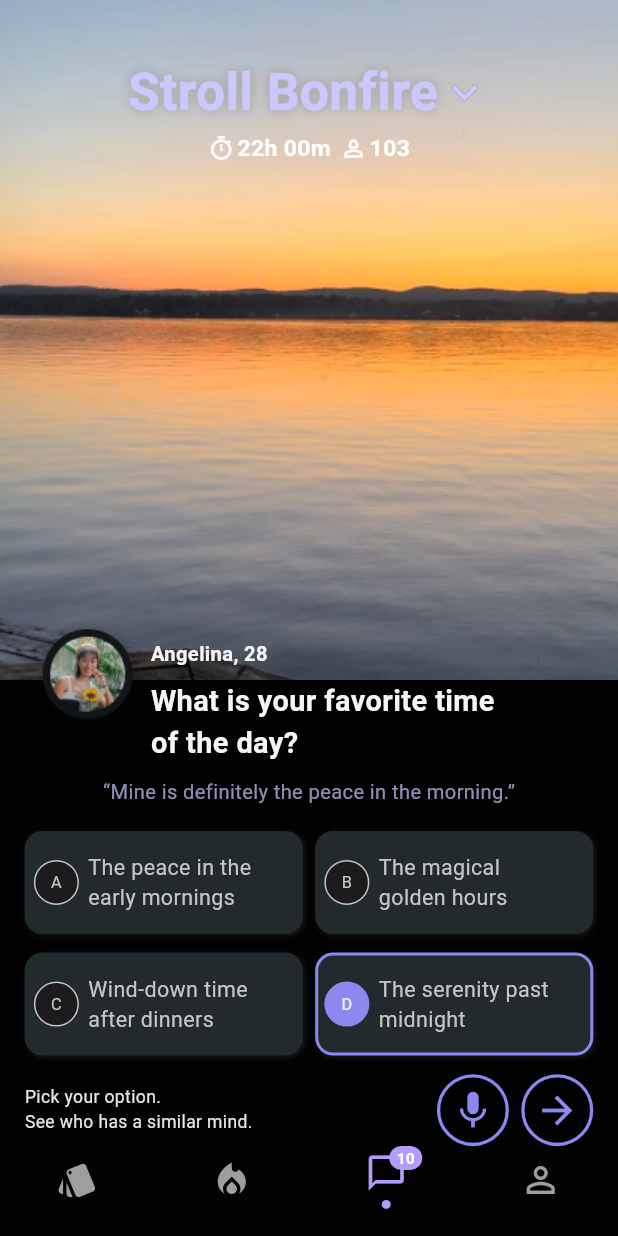
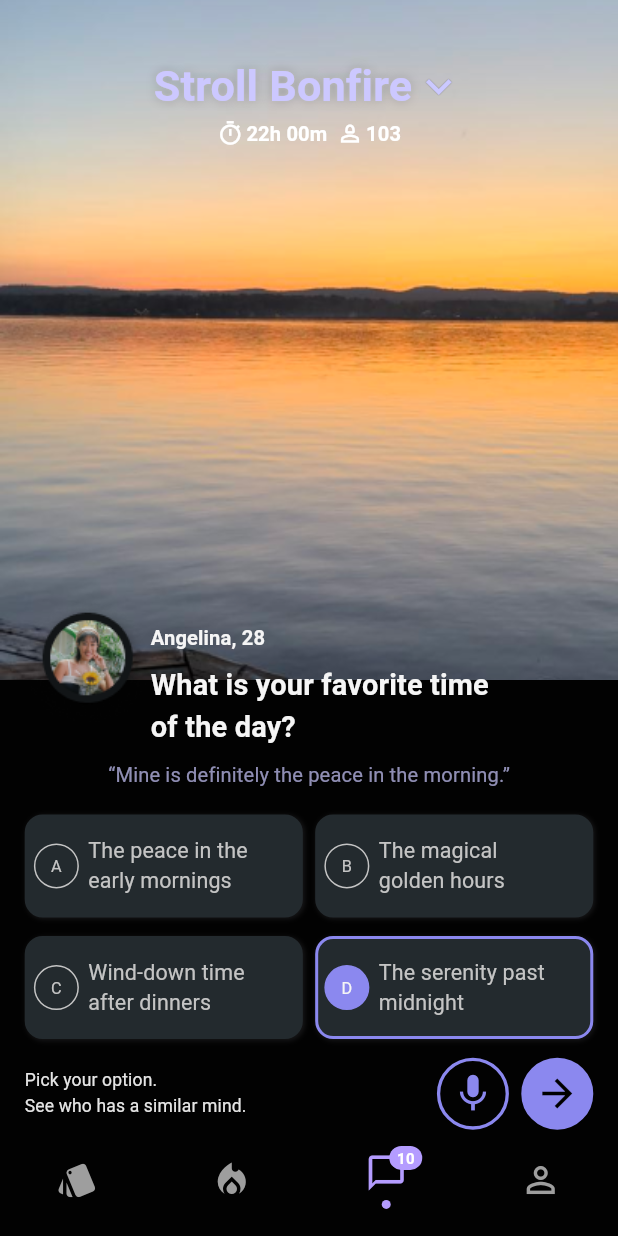
Before and after one commit to Shailesh-Tagadghar/strollTask, a Flutter app: the screen it shows after launch, on a phone screen of 412 x 824 dp. Run offline on Flutter 3.47's test engine with Material 3 defaults, Android fonts, the light colour scheme and no system bars; our stand-ins replace sizer.

Commit message:
code updated

```diff
--- a/lib/Pages/home_page.dart
+++ b/lib/Pages/home_page.dart
@@ -33,7 +33,7 @@ class HomePage extends StatelessWidget {
                     TextWidget(
                       StringConstant.bonfireString,
                       color: ColorConstant.bonfireTextColor,
-                      fontSize: 24,
+                      fontSize: 22,
                       fontWeight: FontWeight.w700,
                       textAlign: TextAlign.center,
                       shadows: [
@@ -80,7 +80,7 @@ class HomePage extends StatelessWidget {
                     TextWidget(
                       StringConstant.time,
                       color: ColorConstant.whiteColor,
-                      fontSize: 16,
+                      fontSize: 15,
                       fontWeight: FontWeight.w600,
                       textAlign: TextAlign.center,
                     ),
@@ -94,7 +94,7 @@ class HomePage extends StatelessWidget {
                     TextWidget(
                       StringConstant.user,
                       color: ColorConstant.whiteColor,
-                      fontSize: 16,
+                      fontSize: 15,
                       fontWeight: FontWeight.w600,
                       textAlign: TextAlign.center,
                     ),
@@ -152,12 +152,14 @@ class HomePage extends StatelessWidget {
                     PollOptionButton(
                       label: StringConstant.option1,
                       leadingChar: 'A',
+                      backgroundColor: ColorConstant.boxColor,
                       borderColor: ColorConstant.optionColor,
                       leadingCharColor: ColorConstant.optionColor,
                     ),
                     PollOptionButton(
                       label: StringConstant.option2,
                       leadingChar: 'B',
+                      backgroundColor: ColorConstant.boxColor,
                       borderColor: ColorConstant.optionColor,
                       leadingCharColor: ColorConstant.optionColor,
                     ),
@@ -171,6 +173,7 @@ class HomePage extends StatelessWidget {
                     PollOptionButton(
                       label: StringConstant.option3,
                       leadingChar: 'C',
+                      backgroundColor: ColorConstant.boxColor,
                       borderColor: ColorConstant.optionColor,
                       leadingCharColor: ColorConstant.optionColor,
                     ),
@@ -218,6 +221,7 @@ class HomePage extends StatelessWidget {
                       width: 48,
                       height: 48,
                       decoration: BoxDecoration(
+                        color: ColorConstant.iconColor,
                         border: Border.all(
                           color: ColorConstant.iconColor,
                           width: 2.2,
@@ -226,7 +230,7 @@ class HomePage extends StatelessWidget {
                       ),
                       child: Icon(
                         Icons.arrow_forward,
-                        color: ColorConstant.iconColor,
+                        color: ColorConstant.black,
                         size: 30,
                       ),
                     )
--- a/lib/Utils/Widgets/text_widget.dart
+++ b/lib/Utils/Widgets/text_widget.dart
@@ -9,6 +9,7 @@ class TextWidget extends StatelessWidget {
   final TextAlign textAlign;
   final List<Shadow>? shadows;
   final int? maxLine;
+  final double? letterSpacing;
 
   const TextWidget(
     this.text, {
@@ -19,6 +20,7 @@ class TextWidget extends StatelessWidget {
     this.textAlign = TextAlign.center,
     this.shadows,
     this.maxLine,
+    this.letterSpacing = 0.1,
   });
 
   @override
@@ -29,6 +31,7 @@ class TextWidget extends StatelessWidget {
       maxLines: maxLine,
       softWrap: true,
       style: TextStyle(
+        letterSpacing: letterSpacing,
         color: color,
         fontSize: fontSize.sp,
         fontWeight: fontWeight,
```
